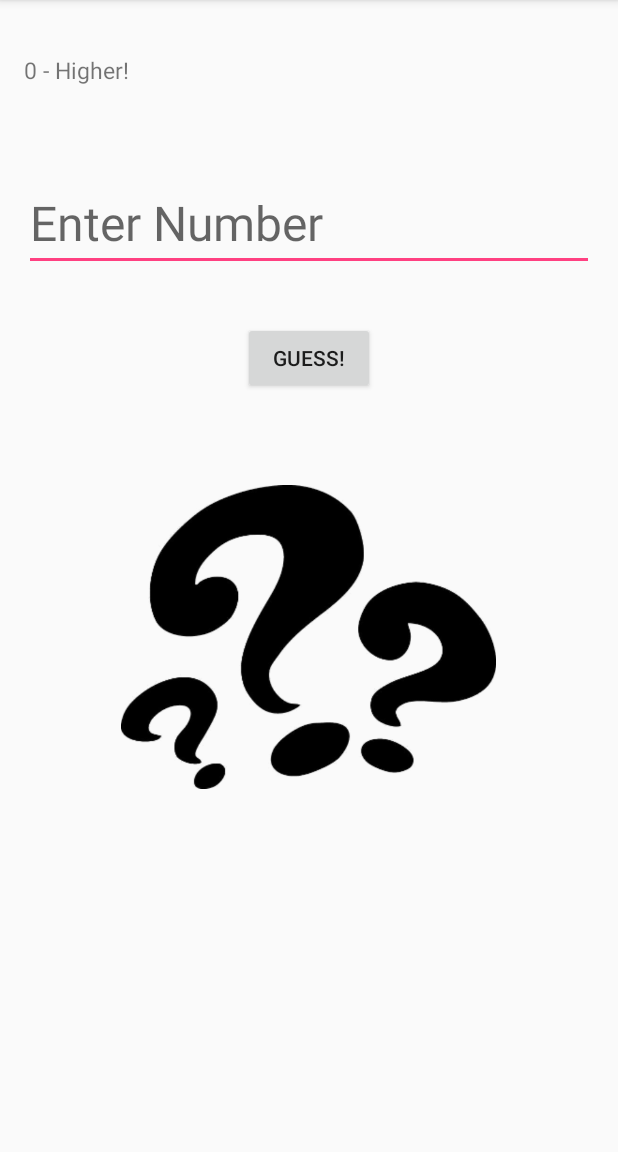
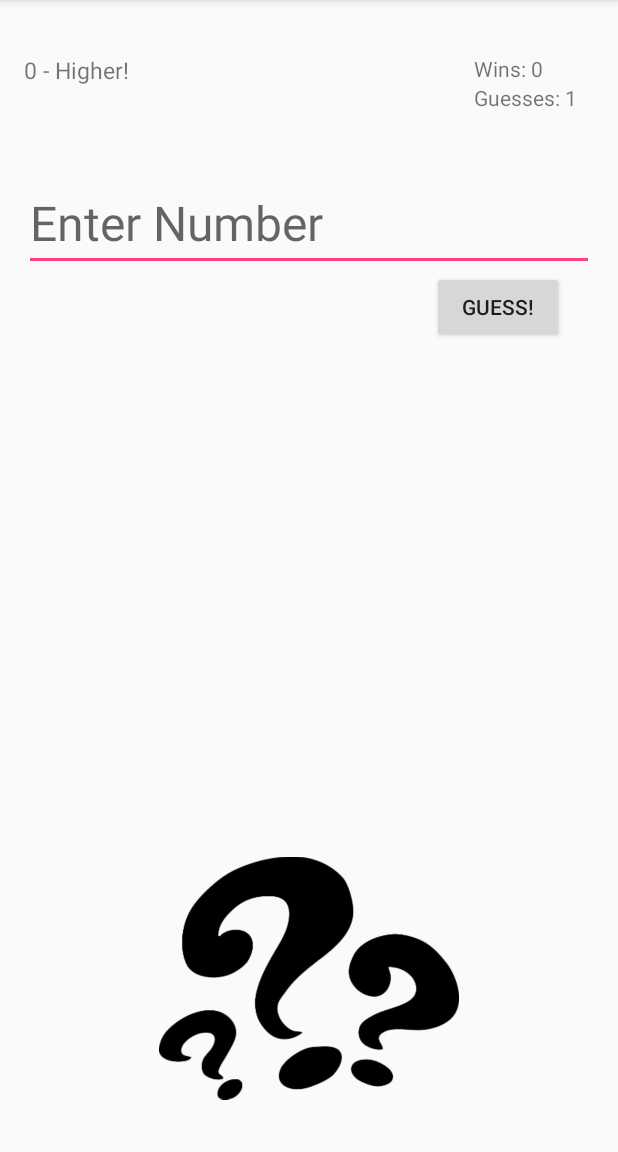
Before and after one commit to nishadjamaldeen/HigherorLower, an Android app: the screen it shows after launch (MainActivity), after a tap on "GUESS!", on a phone screen of 412 x 824 dp, the part 84-1236 px from its top. Run offline under Robolectric (Android 15) with nearby library versions, the phone set to English and light mode, and no system bars; 1 statement that could not run was skipped.

Commit message:
Metric Adds

```diff
--- a/app/src/main/java/com/nishadjamaldeen/higherorlower/MainActivity.java
+++ b/app/src/main/java/com/nishadjamaldeen/higherorlower/MainActivity.java
@@ -3,17 +3,13 @@ package com.nishadjamaldeen.higherorlower;
 
 import android.support.v7.app.AppCompatActivity;
 import android.os.Bundle;
-import android.util.Log;
 import android.view.View;
 import android.widget.EditText;
 import android.widget.ImageView;
 import android.widget.TextView;
 import android.widget.Toast;
 
-
-import java.util.ArrayList;
 import java.util.LinkedList;
-import java.util.List;
 import java.util.Queue;
 import java.util.Random;
 import java.lang.*;
@@ -23,6 +19,8 @@ public class MainActivity extends AppCompatActivity {
     public Random rand = new Random();
     public int actualNumber;
     public Queue<String> pastResults = new LinkedList<>();
+    public int guesses = 0;
+    public int wins = 0;
 
     @Override
     protected void onCreate(Bundle savedInstanceState) {
@@ -35,19 +33,19 @@ public class MainActivity extends AppCompatActivity {
         EditText inputText = (EditText) findViewById(R.id.editText);
         ImageView jumbo = (ImageView) findViewById(R.id.imageView2);
         TextView hintText = (TextView) findViewById(R.id.textView);
-        /*String[] numberList  = new String[3];*/
+        TextView guess = (TextView) findViewById(R.id.guesses);
+        TextView win = (TextView) findViewById(R.id.wins);
         StringBuilder outputStringBuilder = new StringBuilder();
 
         jumbo.setImageResource(R.drawable.questions);
         int guessNum = Integer.parseInt(inputText.getText().toString());
+        guesses++;
 
         if(hintText.getText().toString().equals("Correct!"))
             hintText.setText("I'm thinking of a number between 1 and 1000. See if you can guess what it is!");
 
+        if (guessNum > actualNumber) {
 
-
-
-        if (guessNum > actualNumber) {
             if(pastResults.size() == 3) {
                 pastResults.remove();
                 pastResults.add(Integer.toString(guessNum) + " - Lower!\n");
@@ -56,6 +54,7 @@ public class MainActivity extends AppCompatActivity {
             inputText.getText().clear();
 
         } else if ( guessNum < actualNumber){
+
             if(pastResults.size() == 3){
                 pastResults.remove();
                 pastResults.add(Integer.toString(guessNum) + " - Higher!\n");
@@ -69,18 +68,23 @@ public class MainActivity extends AppCompatActivity {
             inputText.getText().clear();
             Toast.makeText(this, "I have a new number in mind", Toast.LENGTH_LONG).show();
             actualNumber = rand.nextInt(1000) + 1;
+            guesses = 0;
+            wins++;
 
-        } else {
+        } else
             Toast.makeText(this, "Please enter up to 3 numbers", Toast.LENGTH_SHORT).show();
-        }
 
         Object[] pastResultsArray = pastResults.toArray();
-        for (int i = 0; i < pastResults.size(); i++){
+
+        for (int i = 0; i < pastResults.size(); i++)
             outputStringBuilder.append(pastResultsArray[i].toString());
-        }
+
         String outputString = outputStringBuilder.toString();
-        Log.i("output", outputString);
+
         hintText.setText(outputString);
+        hintText.setWidth(200);
+        guess.setText("Guesses: " + guesses);
+        win.setText("Wins: " + wins);
 
     }
 }
--- a/app/src/main/res/layout/activity_main.xml
+++ b/app/src/main/res/layout/activity_main.xml
@@ -14,7 +14,6 @@
 
     <TextView
         android:text="I'm thinking of a number between 1 and 1000. See if you can guess my number!"
-        android:layout_width="wrap_content"
         android:layout_height="wrap_content"
         android:layout_marginTop="20dp"
         android:id="@+id/textView"
@@ -22,7 +21,10 @@
         android:layout_alignParentLeft="true"
         android:layout_alignParentStart="true"
         android:textSize="15sp"
-        android:lines="3" />
+        android:lines="3"
+        android:layout_width="200dp"
+        android:layout_alignParentRight="true"
+        android:layout_alignParentEnd="true" />
 
     <EditText
         android:layout_width="match_parent"
@@ -37,23 +39,40 @@
         android:layout_alignParentStart="true"
         android:layout_marginTop="23dp" />
 
+    <ImageView
+        app:srcCompat="@drawable/questions"
+        android:id="@+id/imageView2"
+        android:layout_width="200dp"
+        android:layout_height="200dp"
+        android:layout_alignParentBottom="true"
+        android:layout_centerHorizontal="true" />
+
+    <TextView
+        android:layout_height="wrap_content"
+        android:id="@+id/wins"
+        android:layout_alignTop="@+id/textView"
+        android:layout_alignParentRight="true"
+        android:layout_alignParentEnd="true"
+        android:layout_width="80dp" />
+
+    <TextView
+        android:layout_height="wrap_content"
+        android:id="@+id/guesses"
+        android:layout_width="80dp"
+        android:layout_below="@+id/wins"
+        android:layout_alignParentRight="true"
+        android:layout_alignParentEnd="true" />
+
     <Button
         android:text="Guess!"
         android:layout_width="wrap_content"
         android:layout_height="wrap_content"
-        android:layout_marginTop="34dp"
         android:id="@+id/button"
+        android:onClick="guess"
+        android:layout_marginRight="20dp"
+        android:layout_marginEnd="20dp"
         android:layout_below="@+id/editText"
-        android:layout_centerHorizontal="true"
-        android:onClick="guess" />
-
-    <ImageView
-        android:layout_width="250dp"
-        android:layout_height="300dp"
-        app:srcCompat="@drawable/questions"
-        android:id="@+id/imageView2"
-        android:layout_marginTop="12dp"
-        android:layout_below="@+id/button"
-        android:layout_centerHorizontal="true" />
+        android:layout_alignParentRight="true"
+        android:layout_alignParentEnd="true" />
 
 </RelativeLayout>
```
